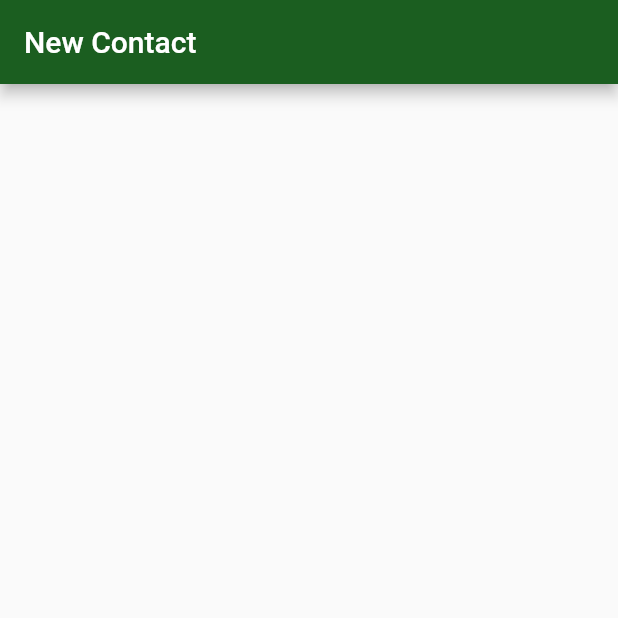
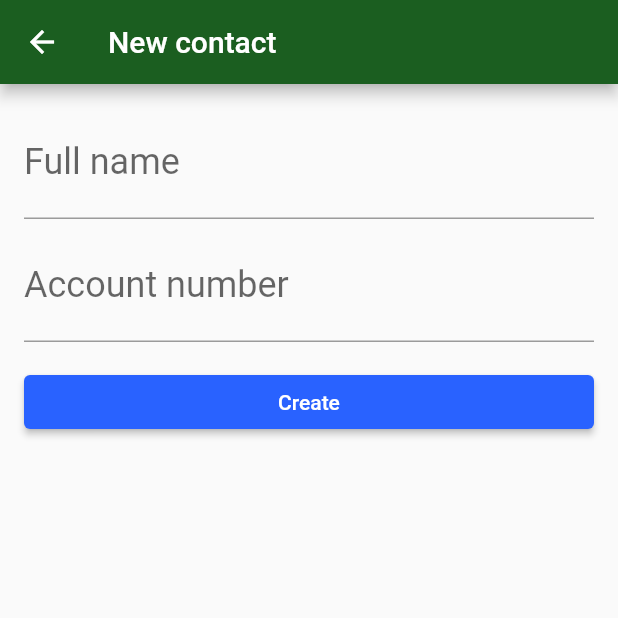
Before and after one commit to tresende/flutter-byte-bank, a Flutter app: the ContactForm screen opened directly, on a phone screen of 412 x 824 dp, the top half of it. Run offline on Flutter 3.47's test engine with Material 2 defaults, Android fonts, the phone set to English and light mode, and no system bars.

Commit message:
atualizando projeto

```diff
--- /dev/null
+++ b/src/parte-2/bytebank/lib/models/contact.dart
@@ -0,0 +1,15 @@
+class Contact {
+  final String name;
+  final int accountNumber;
+
+  Contact(
+    this.name,
+    this.accountNumber,
+  );
+
+  @override
+  String toString() {
+    return 'Contact{name: $name, accountNumber: $accountNumber}';
+  }
+
+}
--- a/src/parte-2/bytebank/lib/screens/contact_form.dart
+++ b/src/parte-2/bytebank/lib/screens/contact_form.dart
@@ -1,11 +1,66 @@
+import 'package:bytebank/models/contact.dart';
 import 'package:flutter/material.dart';
 
-class ContactForm extends StatelessWidget {
+class ContactForm extends StatefulWidget {
+  @override
+  _ContactFormState createState() => _ContactFormState();
+}
+
+class _ContactFormState extends State<ContactForm> {
+  final TextEditingController _nameController = TextEditingController();
+  final TextEditingController _accountNumberController =
+      TextEditingController();
+
   @override
   Widget build(BuildContext context) {
     return Scaffold(
       appBar: AppBar(
-        title: Text("New Contact"),
+        title: Text('New contact'),
+      ),
+      body: Padding(
+        padding: const EdgeInsets.all(16.0),
+        child: Column(
+          children: <Widget>[
+            TextField(
+              controller: _nameController,
+              decoration: InputDecoration(
+                labelText: 'Full name',
+              ),
+              style: TextStyle(
+                fontSize: 24.0,
+              ),
+            ),
+            Padding(
+              padding: const EdgeInsets.only(top: 8.0),
+              child: TextField(
+                controller: _accountNumberController,
+                decoration: InputDecoration(
+                  labelText: 'Account number',
+                ),
+                style: TextStyle(
+                  fontSize: 24.0,
+                ),
+                keyboardType: TextInputType.number,
+              ),
+            ),
+            Padding(
+              padding: const EdgeInsets.only(top: 16.0),
+              child: SizedBox(
+                width: double.maxFinite,
+                child: RaisedButton(
+                  child: Text('Create'),
+                  onPressed: () {
+                    final String name = _nameController.text;
+                    final int accountNumber =
+                        int.tryParse(_accountNumberController.text);
+                    final Contact newContact = Contact(name, accountNumber);
+                    Navigator.pop(context, newContact);
+                  },
+                ),
+              ),
+            )
+          ],
+        ),
       ),
     );
   }
```
Also changed, not shown: src/parte-2/bytebank/lib/main.dart (+11 -10 lines), src/parte-2/bytebank/lib/screens/contacts_list.dart (+33 -18 lines), src/parte-2/bytebank/lib/screens/dashboard.dart (+18 -12 lines), 1 other file.
